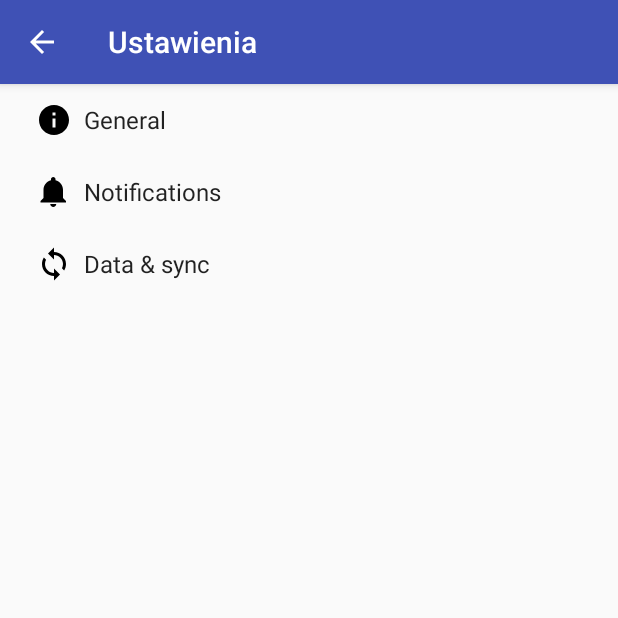
After one commit to mstepniak/spiewnik01, an Android app: the SettingsActivity screen opened directly, with no data from a screen before it, on a phone screen of 412 x 824 dp, the top half of it. The commit adds this screen. Run offline under Robolectric (Android 15) with nearby library versions, the phone set to English and light mode, and no system bars.

```diff
--- a/app/build.gradle
+++ b/app/build.gradle
@@ -9,6 +9,7 @@ android {
         versionCode 1
         versionName "1.0"
         testInstrumentationRunner "android.support.test.runner.AndroidJUnitRunner"
+        vectorDrawables.useSupportLibrary = true
     }
     buildTypes {
         release {
@@ -22,6 +23,8 @@ dependencies {
     implementation fileTree(dir: 'libs', include: ['*.jar'])
     implementation 'com.android.support:appcompat-v7:26.1.0'
     implementation 'com.android.support.constraint:constraint-layout:1.0.2'
+    implementation 'com.android.support:support-v4:26.1.0'
+    implementation 'com.android.support:support-vector-drawable:26.1.0'
     testImplementation 'junit:junit:4.12'
     androidTestImplementation 'com.android.support.test:runner:1.0.1'
     androidTestImplementation 'com.android.support.test.espresso:espresso-core:3.0.1'
--- /dev/null
+++ b/app/src/main/java/com/michas/spiewnik01/AppCompatPreferenceActivity.java
@@ -0,0 +1,109 @@
+package com.michas.spiewnik01;
+
+import android.content.res.Configuration;
+import android.os.Bundle;
+import android.preference.PreferenceActivity;
+import android.support.annotation.LayoutRes;
+import android.support.annotation.Nullable;
+import android.support.v7.app.ActionBar;
+import android.support.v7.app.AppCompatDelegate;
+import android.support.v7.widget.Toolbar;
+import android.view.MenuInflater;
+import android.view.View;
+import android.view.ViewGroup;
+
+/**
+ * A {@link android.preference.PreferenceActivity} which implements and proxies the necessary calls
+ * to be used with AppCompat.
+ */
+public abstract class AppCompatPreferenceActivity extends PreferenceActivity {
+
+    private AppCompatDelegate mDelegate;
+
+    @Override
+    protected void onCreate(Bundle savedInstanceState) {
+        getDelegate().installViewFactory();
+        getDelegate().onCreate(savedInstanceState);
+        super.onCreate(savedInstanceState);
+    }
+
+    @Override
+    protected void onPostCreate(Bundle savedInstanceState) {
+        super.onPostCreate(savedInstanceState);
+        getDelegate().onPostCreate(savedInstanceState);
+    }
+
+    public ActionBar getSupportActionBar() {
+        return getDelegate().getSupportActionBar();
+    }
+
+    public void setSupportActionBar(@Nullable Toolbar toolbar) {
+        getDelegate().setSupportActionBar(toolbar);
+    }
+
+    @Override
+    public MenuInflater getMenuInflater() {
+        return getDelegate().getMenuInflater();
+    }
+
+    @Override
+    public void setContentView(@LayoutRes int layoutResID) {
+        getDelegate().setContentView(layoutResID);
+    }
+
+    @Override
+    public void setContentView(View view) {
+        getDelegate().setContentView(view);
+    }
+
+    @Override
+    public void setContentView(View view, ViewGroup.LayoutParams params) {
+        getDelegate().setContentView(view, params);
+    }
+
+    @Override
+    public void addContentView(View view, ViewGroup.LayoutParams params) {
+        getDelegate().addContentView(view, params);
+    }
+
+    @Override
+    protected void onPostResume() {
+        super.onPostResume();
+        getDelegate().onPostResume();
+    }
+
+    @Override
+    protected void onTitleChanged(CharSequence title, int color) {
+        super.onTitleChanged(title, color);
+        getDelegate().setTitle(title);
+    }
+
+    @Override
+    public void onConfigurationChanged(Configuration newConfig) {
+        super.onConfigurationChanged(newConfig);
+        getDelegate().onConfigurationChanged(newConfig);
+    }
+
+    @Override
+    protected void onStop() {
+        super.onStop();
+        getDelegate().onStop();
+    }
+
+    @Override
+    protected void onDestroy() {
+        super.onDestroy();
+        getDelegate().onDestroy();
+    }
+
+    public void invalidateOptionsMenu() {
+        getDelegate().invalidateOptionsMenu();
+    }
+
+    private AppCompatDelegate getDelegate() {
+        if (mDelegate == null) {
+            mDelegate = AppCompatDelegate.create(this, null);
+        }
+        return mDelegate;
+    }
+}
--- /dev/null
+++ b/app/src/main/res/drawable/ic_info_black_24dp.xml
@@ -0,0 +1,9 @@
+<vector xmlns:android="http://schemas.android.com/apk/res/android"
+    android:width="24dp"
+    android:height="24dp"
+    android:viewportHeight="24.0"
+    android:viewportWidth="24.0">
+    <path
+        android:fillColor="#FF000000"
+        android:pathData="M12,2C6.48,2 2,6.48 2,12s4.48,10 10,10 10,-4.48 10,-10S17.52,2 12,2zm1,15h-2v-6h2v6zm0,-8h-2V7h2v2z" />
+</vector>
--- /dev/null
+++ b/app/src/main/res/drawable/ic_notifications_black_24dp.xml
@@ -0,0 +1,9 @@
+<vector xmlns:android="http://schemas.android.com/apk/res/android"
+    android:width="24dp"
+    android:height="24dp"
+    android:viewportHeight="24.0"
+    android:viewportWidth="24.0">
+    <path
+        android:fillColor="#FF000000"
+        android:pathData="M11.5,22c1.1,0 2,-0.9 2,-2h-4c0,1.1 0.9,2 2,2zm6.5,-6v-5.5c0,-3.07 -2.13,-5.64 -5,-6.32V3.5c0,-0.83 -0.67,-1.5 -1.5,-1.5S10,2.67 10,3.5v0.68c-2.87,0.68 -5,3.25 -5,6.32V16l-2,2v1h17v-1l-2,-2z" />
+</vector>
--- /dev/null
+++ b/app/src/main/res/drawable/ic_sync_black_24dp.xml
@@ -0,0 +1,9 @@
+<vector xmlns:android="http://schemas.android.com/apk/res/android"
+    android:width="24dp"
+    android:height="24dp"
+    android:viewportHeight="24.0"
+    android:viewportWidth="24.0">
+    <path
+        android:fillColor="#FF000000"
+        android:pathData="M12 4V1L8 5l4 4V6c3.31 0 6 2.69 6 6 0 1.01,-.25 1.97,-.7 2.8l1.46 1.46C19.54 15.03 20 13.57 20 12c0,-4.42,-3.58,-8,-8,-8zm0 14c-3.31 0,-6,-2.69,-6,-6 0,-1.01.25,-1.97.7,-2.8L5.24 7.74C4.46 8.97 4 10.43 4 12c0 4.42 3.58 8 8 8v3l4,-4,-4,-4v3z" />
+</vector>
--- a/app/src/main/res/layout/activity_song.xml
+++ b/app/src/main/res/layout/activity_song.xml
@@ -28,6 +28,7 @@
         android:layout_marginTop="8dp"
         android:maxLines="100"
         android:scrollbars="vertical"
+        android:textSize="12sp"
         android:text="TextView"
         app:layout_constraintBottom_toBottomOf="parent"
         app:layout_constraintEnd_toEndOf="parent"
--- a/app/src/main/res/values/strings.xml
+++ b/app/src/main/res/values/strings.xml
@@ -1,3 +1,76 @@
 <resources>
     <string name="app_name">Śpiewnik PTTK</string>
+    <string name="title_activity_settings">Ustawienia</string>
+
+    <!-- Strings related to Settings -->
+
+    <!-- Example General settings -->
+    <string name="pref_header_general">General</string>
+
+    <string name="pref_title_social_recommendations">Enable social recommendations</string>
+    <string name="pref_description_social_recommendations">Recommendations for people to contact
+        based on your message history
+    </string>
+
+    <string name="pref_title_display_name">Display name</string>
+    <string name="pref_default_display_name">John Smith</string>
+
+    <string name="pref_title_add_friends_to_messages">Add friends to messages</string>
+    <string-array name="pref_example_list_titles">
+        <item>Always</item>
+        <item>When possible</item>
+        <item>Never</item>
+    </string-array>
+    <string-array name="pref_example_list_values">
+        <item>1</item>
+        <item>0</item>
+        <item>-1</item>
+    </string-array>
+
+    <!-- Example settings for Data & Sync -->
+    <string name="pref_header_data_sync">Data &amp; sync</string>
+
+    <string name="pref_title_sync_frequency">Sync frequency</string>
+    <string-array name="pref_sync_frequency_titles">
+        <item>15 minutes</item>
+        <item>30 minutes</item>
+        <item>1 hour</item>
+        <item>3 hours</item>
+        <item>6 hours</item>
+        <item>Never</item>
+    </string-array>
+    <string-array name="pref_sync_frequency_values">
+        <item>15</item>
+        <item>30</item>
+        <item>60</item>
+        <item>180</item>
+        <item>360</item>
+        <item>-1</item>
+    </string-array>
+
+    <string-array name="list_preference_entries">
+        <item>Entry 1</item>
+        <item>Entry 2</item>
+        <item>Entry 3</item>
+    </string-array>
+
+    <string-array name="list_preference_entry_values">
+        <item>1</item>
+        <item>2</item>
+        <item>3</item>
+    </string-array>
+
+    <string-array name="multi_select_list_preference_default_value" />
+
+    <string name="pref_title_system_sync_settings">System sync settings</string>
+
+    <!-- Example settings for Notifications -->
+    <string name="pref_header_notifications">Notifications</string>
+
+    <string name="pref_title_new_message_notifications">New message notifications</string>
+
+    <string name="pref_title_ringtone">Ringtone</string>
+    <string name="pref_ringtone_silent">Silent</string>
+
+    <string name="pref_title_vibrate">Vibrate</string>
 </resources>
--- /dev/null
+++ b/app/src/main/res/xml/pref_data_sync.xml
@@ -0,0 +1,21 @@
+<PreferenceScreen xmlns:android="http://schemas.android.com/apk/res/android">
+
+    <!-- NOTE: Hide buttons to simplify the UI. Users can touch outside the dialog to
+         dismiss it. -->
+    <!-- NOTE: ListPreference's summary should be set to its value by the activity code. -->
+    <ListPreference
+        android:defaultValue="180"
+        android:entries="@array/pref_sync_frequency_titles"
+        android:entryValues="@array/pref_sync_frequency_values"
+        android:key="sync_frequency"
+        android:negativeButtonText="@null"
+        android:positiveButtonText="@null"
+        android:title="@string/pref_title_sync_frequency" />
+
+    <!-- This preference simply launches an intent when selected. Use this UI sparingly, per
+         design guidelines. -->
+    <Preference android:title="@string/pref_title_system_sync_settings">
+        <intent android:action="android.settings.SYNC_SETTINGS" />
+    </Preference>
+
+</PreferenceScreen>
--- /dev/null
+++ b/app/src/main/res/xml/pref_general.xml
@@ -0,0 +1,33 @@
+<PreferenceScreen xmlns:android="http://schemas.android.com/apk/res/android">
+
+    <SwitchPreference
+        android:defaultValue="true"
+        android:key="example_switch"
+        android:summary="@string/pref_description_social_recommendations"
+        android:title="@string/pref_title_social_recommendations" />
+
+    <!-- NOTE: EditTextPreference accepts EditText attributes. -->
+    <!-- NOTE: EditTextPreference's summary should be set to its value by the activity code. -->
+    <EditTextPreference
+        android:capitalize="words"
+        android:defaultValue="@string/pref_default_display_name"
+        android:inputType="textCapWords"
+        android:key="example_text"
+        android:maxLines="1"
+        android:selectAllOnFocus="true"
+        android:singleLine="true"
+        android:title="@string/pref_title_display_name" />
+
+    <!-- NOTE: Hide buttons to simplify the UI. Users can touch outside the dialog to
+         dismiss it. -->
+    <!-- NOTE: ListPreference's summary should be set to its value by the activity code. -->
+    <ListPreference
+        android:defaultValue="-1"
+        android:entries="@array/pref_example_list_titles"
+        android:entryValues="@array/pref_example_list_values"
+        android:key="example_list"
+        android:negativeButtonText="@null"
+        android:positiveButtonText="@null"
+        android:title="@string/pref_title_add_friends_to_messages" />
+
+</PreferenceScreen>
--- /dev/null
+++ b/app/src/main/res/xml/pref_headers.xml
@@ -0,0 +1,20 @@
+<preference-headers xmlns:android="http://schemas.android.com/apk/res/android">
+
+    <!-- These settings headers are only used on tablets. -->
+
+    <header
+        android:fragment="com.michas.spiewnik01.SettingsActivity$GeneralPreferenceFragment"
+        android:icon="@drawable/ic_info_black_24dp"
+        android:title="@string/pref_header_general" />
+
+    <header
+        android:fragment="com.michas.spiewnik01.SettingsActivity$NotificationPreferenceFragment"
+        android:icon="@drawable/ic_notifications_black_24dp"
+        android:title="@string/pref_header_notifications" />
+
+    <header
+        android:fragment="com.michas.spiewnik01.SettingsActivity$DataSyncPreferenceFragment"
+        android:icon="@drawable/ic_sync_black_24dp"
+        android:title="@string/pref_header_data_sync" />
+
+</preference-headers>
--- /dev/null
+++ b/app/src/main/res/xml/pref_notification.xml
@@ -0,0 +1,27 @@
+<PreferenceScreen xmlns:android="http://schemas.android.com/apk/res/android">
+
+    <!-- A 'parent' preference, which enables/disables child preferences (below)
+         when checked/unchecked. -->
+    <SwitchPreference
+        android:defaultValue="true"
+        android:key="notifications_new_message"
+        android:title="@string/pref_title_new_message_notifications" />
+
+    <!-- Allows the user to choose a ringtone in the 'notification' category. -->
+    <!-- NOTE: This preference will be enabled only when the checkbox above is checked. -->
+    <!-- NOTE: RingtonePreference's summary should be set to its value by the activity code. -->
+    <RingtonePreference
+        android:defaultValue="content://settings/system/notification_sound"
+        android:dependency="notifications_new_message"
+        android:key="notifications_new_message_ringtone"
+        android:ringtoneType="notification"
+        android:title="@string/pref_title_ringtone" />
+
+    <!-- NOTE: This preference will be enabled only when the checkbox above is checked. -->
+    <SwitchPreference
+        android:defaultValue="true"
+        android:dependency="notifications_new_message"
+        android:key="notifications_new_message_vibrate"
+        android:title="@string/pref_title_vibrate" />
+
+</PreferenceScreen>
```
Also changed, not shown: app/src/main/AndroidManifest.xml (+15 -1 lines), app/src/main/java/com/michas/spiewnik01/AboutPage.java (added, +13 -0 lines), app/src/main/java/com/michas/spiewnik01/DisplaySong.java (+42 -1 lines), app/src/main/java/com/michas/spiewnik01/MainActivity.java (+24 -0 lines), app/src/main/java/com/michas/spiewnik01/SettingsActivity.java (added, +267 -0 lines), app/src/main/res/layout/activity_about_page.xml (added, +9 -0 lines), app/src/main/res/menu/font_size.xml (added, +13 -0 lines), app/src/main/res/menu/menu_search.xml (+10 -0 lines).
